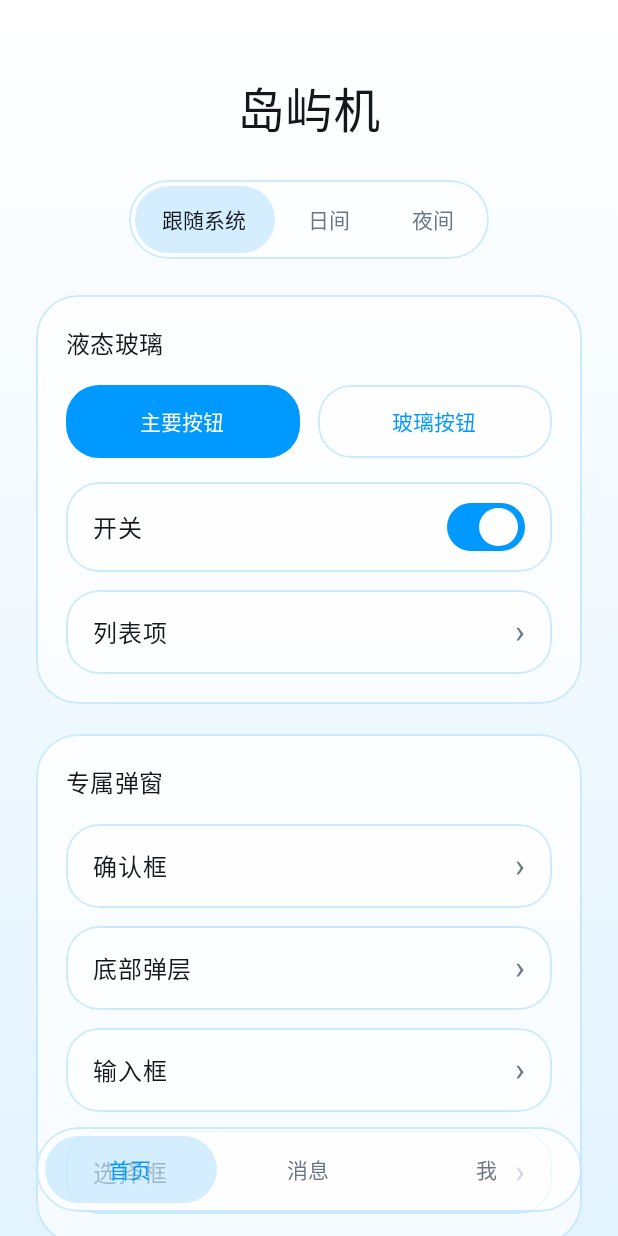
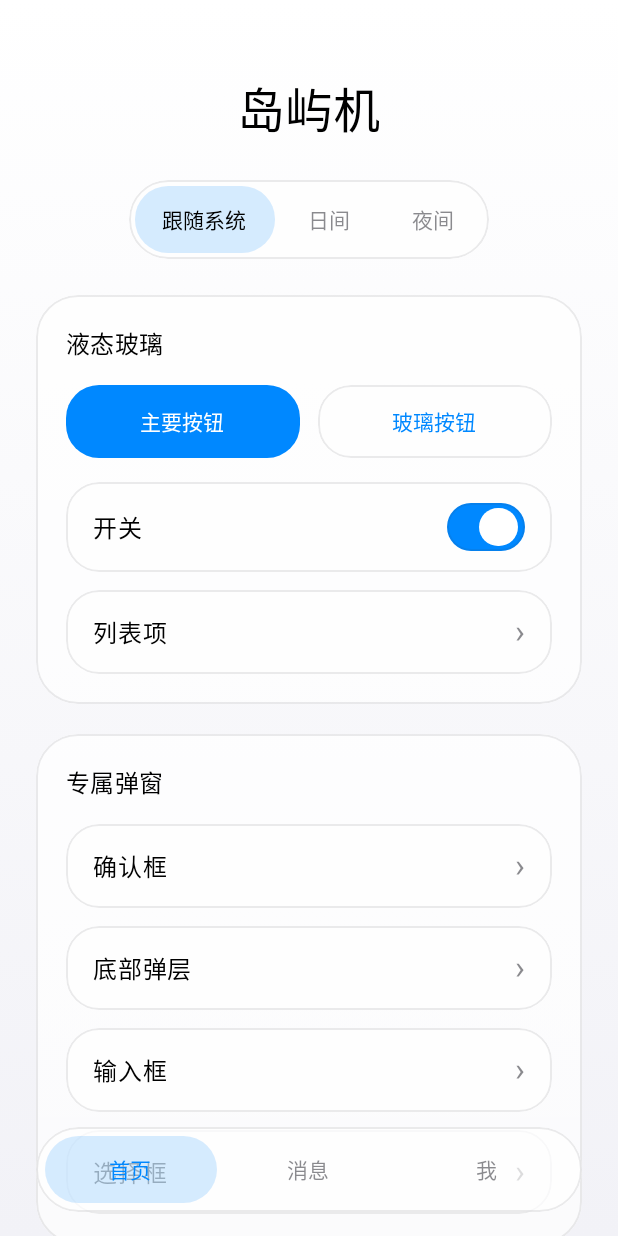
Before and after one commit to yuh25505-cell/dev_island, an Android app built with Jetpack Compose: the screen it shows after launch (MainActivity), on a phone screen of 412 x 824 dp. Run offline under Robolectric (Android 15) with nearby library versions, the phone set to English and light mode, and no system bars.

Commit message:
v0.1.12 P0R-02 主题配色按苹果官方重做

```diff
--- a/app/src/main/java/com/islandphone/app/core/theme/IslandColors.kt
+++ b/app/src/main/java/com/islandphone/app/core/theme/IslandColors.kt
@@ -8,9 +8,14 @@ import androidx.compose.ui.graphics.Color
 data class IslandColors(
     val isDark: Boolean,
     val background: Color,
+    val backgroundGrouped: Color,
+    val backgroundElevated: Color,
     val backgroundTint: Color,
     val onBackground: Color,
     val textSecondary: Color,
+    val textTertiary: Color,
+    val textQuaternary: Color,
+    val separator: Color,
     val glassFill: Color,
     val glassHighlight: Color,
     val glassBorder: Color,
@@ -18,39 +23,76 @@ data class IslandColors(
     val accent: Color,
     val onAccent: Color,
     val accentSoft: Color,
-    val danger: Color
+    val danger: Color,
+    val orange: Color,
+    val yellow: Color,
+    val green: Color,
+    val gray: Color,
+    val gray2: Color,
+    val gray3: Color,
+    val gray4: Color,
+    val gray5: Color,
+    val gray6: Color
 )
 
 val LightIslandColors = IslandColors(
     isDark = false,
     background = Color(0xFFFFFFFF),
-    backgroundTint = Color(0xFFE3F3FF),
-    onBackground = Color(0xFF14181D),
-    textSecondary = Color(0xFF6B7684),
+    backgroundGrouped = Color(0xFFF2F2F7),
+    backgroundElevated = Color(0xFFFFFFFF),
+    backgroundTint = Color(0xFFF2F2F7),
+    onBackground = Color(0xFF000000),
+    textSecondary = Color(0x993C3C43),
+    textTertiary = Color(0x4D3C3C43),
+    textQuaternary = Color(0x2E3C3C43),
+    separator = Color(0x4A3C3C43),
     glassFill = Color(0xB3FFFFFF),
     glassHighlight = Color(0x80FFFFFF),
-    glassBorder = Color(0x330099FF),
+    glassBorder = Color(0x1A3C3C43),
     dialogSurface = Color(0xF7FFFFFF),
-    accent = Color(0xFF0099FF),
+    accent = Color(0xFF0088FF),
     onAccent = Color(0xFFFFFFFF),
-    accentSoft = Color(0x290099FF),
-    danger = Color(0xFFFF3B30)
+    accentSoft = Color(0x290088FF),
+    danger = Color(0xFFFF383C),
+    orange = Color(0xFFFF8D28),
+    yellow = Color(0xFFFFCC00),
+    green = Color(0xFF34C759),
+    gray = Color(0xFF8E8E93),
+    gray2 = Color(0xFFAEAEB2),
+    gray3 = Color(0xFFC7C7CC),
+    gray4 = Color(0xFFD1D1D6),
+    gray5 = Color(0xFFE5E5EA),
+    gray6 = Color(0xFFF2F2F7)
 )
 
 val DarkIslandColors = IslandColors(
     isDark = true,
-    background = Color(0xFF0E1013),
-    backgroundTint = Color(0xFF12202D),
-    onBackground = Color(0xFFF2F4F7),
-    textSecondary = Color(0xFF9AA5B1),
+    background = Color(0xFF000000),
+    backgroundGrouped = Color(0xFF1C1C1E),
+    backgroundElevated = Color(0xFF2C2C2E),
+    backgroundTint = Color(0xFF1C1C1E),
+    onBackground = Color(0xFFFFFFFF),
+    textSecondary = Color(0x99EBEBF5),
+    textTertiary = Color(0x4DEBEBF5),
+    textQuaternary = Color(0x29EBEBF5),
+    separator = Color(0x99545458),
     glassFill = Color(0x1FFFFFFF),
     glassHighlight = Color(0x14FFFFFF),
     glassBorder = Color(0x2EFFFFFF),
-    dialogSurface = Color(0xF21A1E25),
-    accent = Color(0xFF3DB2FF),
-    onAccent = Color(0xFF06121F),
-    accentSoft = Color(0x4D3DB2FF),
-    danger = Color(0xFFFF6B61)
+    dialogSurface = Color(0xF22C2C2E),
+    accent = Color(0xFF0091FF),
+    onAccent = Color(0xFFFFFFFF),
+    accentSoft = Color(0x330091FF),
+    danger = Color(0xFFFF4245),
+    orange = Color(0xFFFF9230),
+    yellow = Color(0xFFFFD600),
+    green = Color(0xFF30D158),
+    gray = Color(0xFF8E8E93),
+    gray2 = Color(0xFF636366),
+    gray3 = Color(0xFF48484A),
+    gray4 = Color(0xFF3A3A3C),
+    gray5 = Color(0xFF2C2C2E),
+    gray6 = Color(0xFF1C1C1E)
 )
 
 val LocalIslandColors = staticCompositionLocalOf { LightIslandColors }
--- a/app/src/main/res/values-night/colors.xml
+++ b/app/src/main/res/values-night/colors.xml
@@ -1,4 +1,4 @@
 <?xml version="1.0" encoding="utf-8"?>
 <resources>
-    <color name="island_window_bg">#0E1013</color>
+    <color name="island_window_bg">#000000</color>
 </resources>
```
Also changed, not shown: 1 other file.
